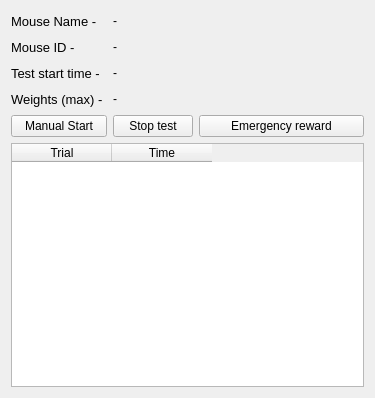
Before: the Qt Designer form Python/gui/testwin.ui in yagarwal123/autonomouse, drawn with Qt 5.
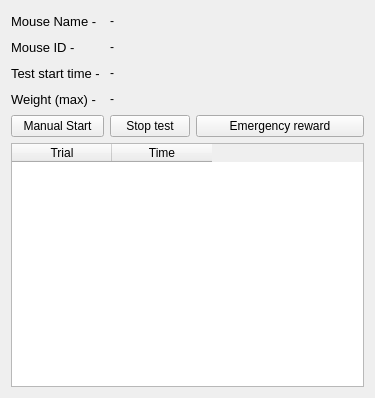
After: the same form once the commit is applied.

Diff of the .ui file:
```diff
--- a/Python/gui/testwin.ui
+++ b/Python/gui/testwin.ui
@@ -118,7 +118,7 @@
       </font>
      </property>
      <property name="text">
-      <string>Weights (max) - </string>
+      <string>Weight (max) - </string>
      </property>
     </widget>
    </item>
```
Left out of the diff: 2 changed lines with no effect on the pictures.
